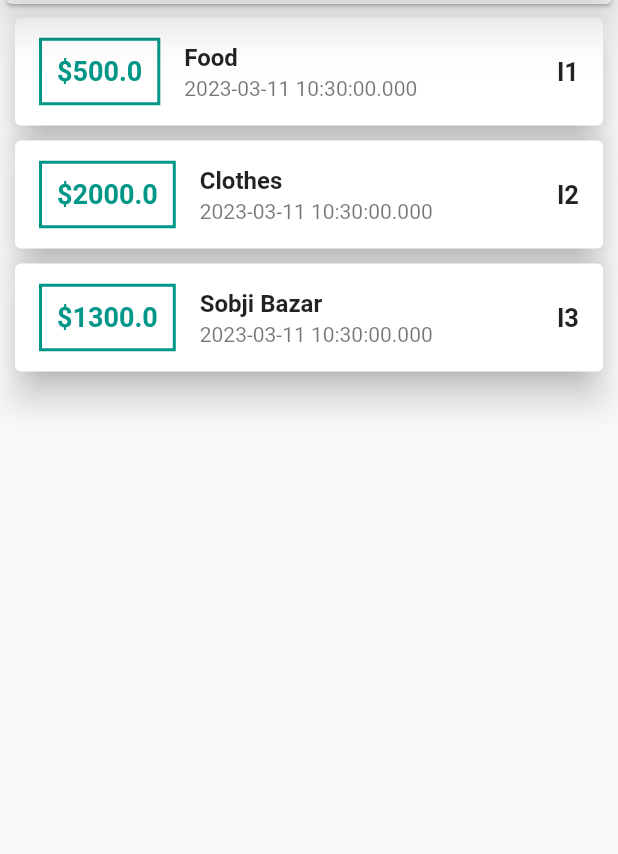
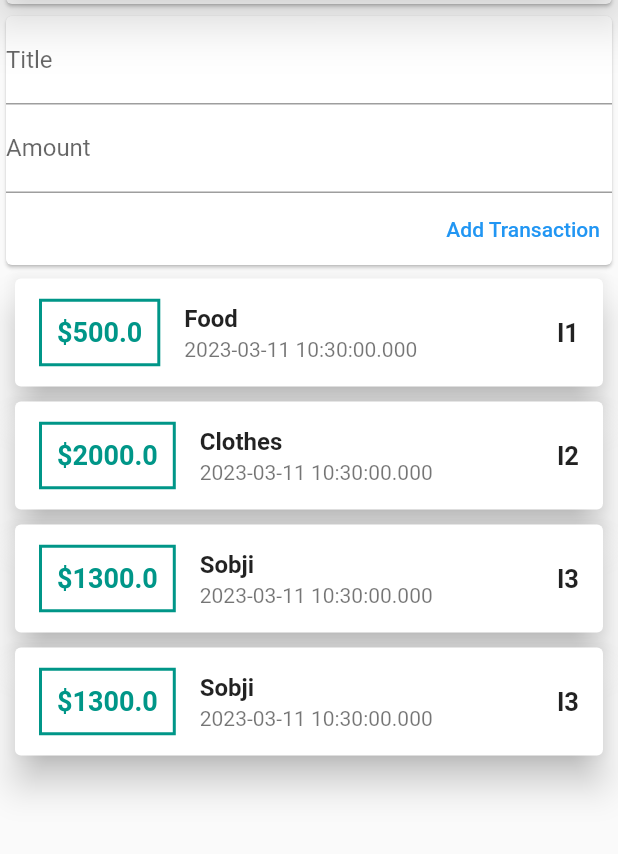
Before and after one commit to PriyangshuJS/Expense-App, a Flutter app: the screen it shows after launch, on a phone screen of 412 x 824 dp, the part 110-964 px from its top. Run offline on Flutter 3.47's test engine with Material 2 defaults, Android fonts, the phone set to English and light mode, and no system bars.

```diff
--- a/lib/main.dart
+++ b/lib/main.dart
@@ -17,15 +17,16 @@ class ExpenseApp extends StatelessWidget {
   }
 }
 
+// ignore: use_key_in_widget_constructors
 class HomePage extends StatelessWidget {
   final List<Transaction> transaction = [
     Transaction(id: "I1", title: "Food", amount: 500, date: DateTime.now()),
     Transaction(id: "I2", title: "Clothes", amount: 2000, date: DateTime.now()),
-    Transaction(
-        id: "I3", title: "Sobji Bazar", amount: 1300, date: DateTime.now()),
+    Transaction(id: "I3", title: "Sobji", amount: 1300, date: DateTime.now()),
+    Transaction(id: "I3", title: "Sobji", amount: 1300, date: DateTime.now()),
   ];
-
-  HomePage({super.key});
+  String titlein = "";
+  String amountin = "";
 
   @override
   Widget build(BuildContext context) {
@@ -42,6 +43,29 @@ class HomePage extends StatelessWidget {
           children: [
             const Card(
               child: Text("CHART"),
+            ),
+            // ignore: prefer_const_constructors
+            Card(
+              child: Column(
+                crossAxisAlignment: CrossAxisAlignment.end,
+                children: [
+                  TextField(
+                    decoration: InputDecoration(labelText: "Title"),
+                    onChanged: (val) => titlein = val,
+                  ),
+                  TextField(
+                    decoration: InputDecoration(labelText: "Amount"),
+                    onChanged: (val) => amountin = val,
+                  ),
+                  TextButton(
+                    child: Text("Add Transaction"),
+                    onPressed: () {
+                      print(titlein);
+                      print(amountin);
+                    },
+                  ),
+                ],
+              ),
             ),
             Column(
               //This column holds all the transactions.
```
